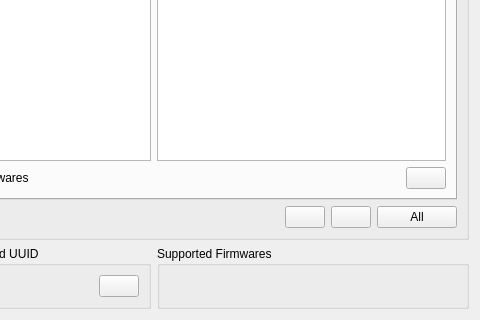
This is pages/pagefirmware.ui in vedderb/vesc_tool as Qt 5 draws it before an edit; both pictures show x 173 to 653 and y 151 to 471 of the 653 by 471 pixel window. The edited form follows.
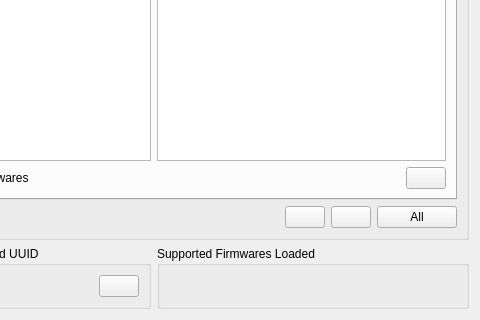
This is the edited form. Icons and pictures are not drawn. Custom widgets are drawn as their Qt base class.

Diff of the .ui file:
```diff
--- a/pages/pagefirmware.ui
+++ b/pages/pagefirmware.ui
@@ -296,7 +296,7 @@
      <item>
       <widget class="QGroupBox" name="groupBox_3">
        <property name="title">
-        <string>Supported Firmwares</string>
+        <string>Supported Firmwares Loaded</string>
        </property>
        <layout class="QVBoxLayout" name="verticalLayout_2">
         <item>
```
